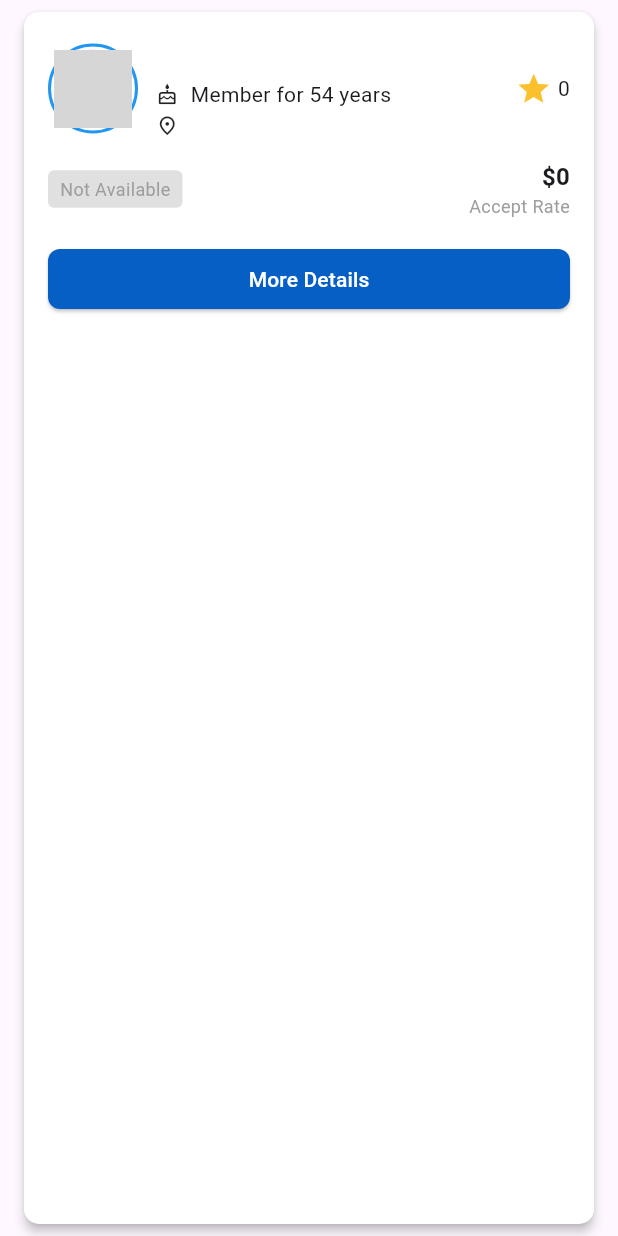
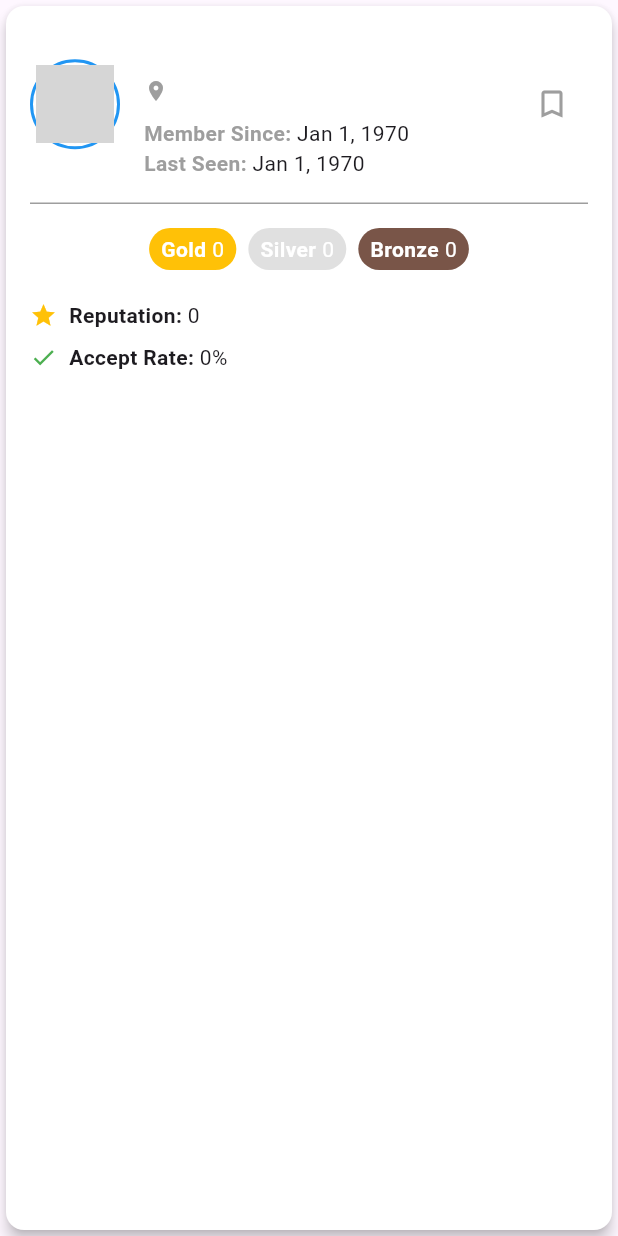
Before and after one commit to quanminh251102/oivan_exam, a Flutter app: the _UserCard widget shown alone on an empty page, opened directly with empty values, on a phone screen of 412 x 824 dp. Run offline on Flutter 3.47's test engine with Material 3 defaults, Android fonts, the light colour scheme and no system bars; our stand-ins replace dio, flutter_easyloading, get, get_it, retrofit, shared_preferences and 1 more; missing offline and left inert: flutter_web_auth, simple_fontellico_progress_dialog; accounts and stored records are empty; generated files the repository leaves out were written again; network calls fail; grey boxes are pictures that could not be loaded.

Commit message:
Update: bookmark user with SQLite

```diff
--- /dev/null
+++ b/lib/core/database/db_helper.dart
@@ -0,0 +1,58 @@
+import 'package:sqflite/sqflite.dart';
+import 'package:path/path.dart';
+
+class DatabaseHelper {
+  static final DatabaseHelper _instance = DatabaseHelper._internal();
+  static Database? _database;
+
+  factory DatabaseHelper() {
+    return _instance;
+  }
+
+  DatabaseHelper._internal();
+
+  Future<Database> get database async {
+    if (_database != null) return _database!;
+    _database = await _initDatabase();
+    return _database!;
+  }
+
+  Future<Database> _initDatabase() async {
+    final dbPath = await getDatabasesPath();
+    final path = join(dbPath, 'bookmarked_users.db');
+
+    return await openDatabase(
+      path,
+      version: 1,
+      onCreate: (db, version) {
+        return db.execute(
+          'CREATE TABLE bookmarks(userId INTEGER PRIMARY KEY)',
+        );
+      },
+    );
+  }
+
+  Future<void> bookmarkUser(int userId) async {
+    final db = await database;
+    await db.insert('bookmarks', {'userId': userId},
+        conflictAlgorithm: ConflictAlgorithm.ignore);
+  }
+
+  Future<void> unbookmarkUser(int userId) async {
+    final db = await database;
+    await db.delete('bookmarks', where: 'userId = ?', whereArgs: [userId]);
+  }
+
+  Future<List<int>> getBookmarkedUsers() async {
+    final db = await database;
+    final List<Map<String, dynamic>> result = await db.query('bookmarks');
+    return result.map((row) => row['userId'] as int).toList();
+  }
+
+  Future<bool> isBookmarked(int userId) async {
+    final db = await database;
+    final result = await db.query('bookmarks',
+        where: 'userId = ?', whereArgs: [userId], limit: 1);
+    return result.isNotEmpty;
+  }
+}
--- a/lib/core/dto/user/user_dto.dart
+++ b/lib/core/dto/user/user_dto.dart
@@ -24,9 +24,9 @@ class UserDto {
   String? link;
   String? profile_image;
   String? display_name;
-
-  UserDto({
-    this.badge_counts,
+  bool? isBookmarked;
+  UserDto(
+      {this.badge_counts,
       this.account_id,
       this.is_employee,
       this.last_modified_date,
@@ -46,7 +46,7 @@ class UserDto {
       this.link,
       this.profile_image,
       this.display_name,
-  });
+      this.isBookmarked});
 
   UIUserDto clone() {
     return UIUserDto(
@@ -70,6 +70,7 @@ class UserDto {
       link: link,
       profileImage: profile_image,
       displayName: display_name,
+      isBookmarked: isBookmarked,
     );
   }
 
@@ -99,9 +100,9 @@ class UIUserDto {
   String? link;
   String? profileImage;
   String? displayName;
-
-  UIUserDto(
-      {this.badgeCounts,
+  bool? isBookmarked;
+  UIUserDto({
+    this.badgeCounts,
     this.accountId,
     this.isEmployee,
     this.lastModifiedDate,
@@ -120,5 +121,7 @@ class UIUserDto {
     this.websiteUrl,
     this.link,
     this.profileImage,
-      this.displayName});
+    this.displayName,
+    this.isBookmarked,
+  });
 }
--- a/lib/core/view_models/implements/home_viewmodel.dart
+++ b/lib/core/view_models/implements/home_viewmodel.dart
@@ -1,4 +1,5 @@
 import 'package:flutter/material.dart';
+import 'package:oivan_exam/core/database/db_helper.dart';
 import 'package:oivan_exam/core/dto/user/reputation_history_dto.dart';
 import 'package:oivan_exam/core/services/interfaces/iuser_service.dart';
 import 'package:oivan_exam/core/view_models/interfaces/ihome_viewmodel.dart';
@@ -9,7 +10,13 @@ import '../../dto/user/user_dto.dart';
 class HomeViewModel with ChangeNotifier implements IHomeViewModel {
   final IUserService _iUserService = locator<IUserService>();
 
+  final DatabaseHelper dbHelper = DatabaseHelper();
+  List<int> _bookmarkedUserIds = [];
+  @override
+  List<int> get bookmarkedUserIds => _bookmarkedUserIds;
+
   List<UserDto> _users = [];
+  List<UserDto> _usersUI = [];
   int _totalUser = 0;
   bool _hasMoreData = false;
   bool _isGetMore = false;
@@ -28,12 +35,8 @@ class HomeViewModel with ChangeNotifier implements IHomeViewModel {
 
   void _reset() {
     page = 1;
+    _bookmarkedUserIds.clear();
     _users.clear();
-  }
-
-  void _resetReputation() {
-    page = 1;
-    _reputations.clear();
   }
 
   @override
@@ -46,6 +49,10 @@ class HomeViewModel with ChangeNotifier implements IHomeViewModel {
       site: 'stackoverflow',
     );
     _users = userList ?? [];
+    _bookmarkedUserIds = await dbHelper.getBookmarkedUsers();
+    for (var user in users) {
+      user.isBookmarked = _bookmarkedUserIds.contains(user.user_id);
+    }
     _totalUser = _iUserService.totalUser;
     _hasMoreData = _iUserService.hasMoreUser;
     notifyListeners();
@@ -65,10 +72,12 @@ class HomeViewModel with ChangeNotifier implements IHomeViewModel {
       pageSize: page * 10,
       site: 'stackoverflow',
     );
-
-    _users.addAll(
-      userList ?? [],
-    );
+    if (userList!.isNotEmpty) {
+      for (var element in userList) {
+        element.isBookmarked = _bookmarkedUserIds.contains(element.user_id);
+        _users.add(element);
+      }
+    }
     _totalUser = _iUserService.totalUser;
     _isGetMore = false;
     notifyListeners();
--- a/lib/core/view_models/interfaces/ihome_viewmodel.dart
+++ b/lib/core/view_models/interfaces/ihome_viewmodel.dart
@@ -5,6 +5,7 @@ abstract class IHomeViewModel implements ChangeNotifier {
   List<UserDto> get users;
   bool get hasMoreData;
   bool get isGetMore;
+  List<int> get bookmarkedUserIds;
   Future<void> initGetUsers();
   Future<void> getMoreUsers();
 }
--- a/lib/ui/screens/home/main_page.dart
+++ b/lib/ui/screens/home/main_page.dart
@@ -1,12 +1,15 @@
 import 'package:cached_network_image/cached_network_image.dart';
 import 'package:flutter/material.dart';
 import 'package:get/get.dart';
+import 'package:intl/intl.dart';
+import 'package:oivan_exam/core/database/db_helper.dart';
 import 'package:oivan_exam/core/dto/user/user_dto.dart';
 import 'package:oivan_exam/core/utils/date_time_extension.dart';
 import 'package:oivan_exam/core/view_models/interfaces/ihome_viewmodel.dart';
 import 'package:oivan_exam/global/router.dart';
 import 'package:oivan_exam/ui/common_widgets/icon_text.dart';
 import 'package:provider/provider.dart';
+import 'package:url_launcher/url_launcher.dart';
 
 part './widget/user_card.dart';
 
@@ -28,12 +31,12 @@ class _MainPageState extends State<MainPage> {
         await _onScroll();
       },
     );
-    // Future.delayed(
-    //   Duration.zero,
-    //   () async {
-    //     await _iHomeViewModel.initGetUsers();
-    //   },
-    // );
+    Future.delayed(
+      Duration.zero,
+      () async {
+        await _iHomeViewModel.initGetUsers();
+      },
+    );
     super.initState();
   }
 
@@ -62,7 +65,11 @@ class _MainPageState extends State<MainPage> {
                 (BuildContext context, int index) {
                   if (index < vm.users.length) {
                     UIUserDto userDto = vm.users[index].clone();
-                    return _UserCard(userDto: userDto);
+                    return _UserCard(
+                      isBookmarked: userDto.isBookmarked ?? false,
+                      onBookmarkToggle: () {},
+                      userDto: userDto,
+                    );
                   }
                   return null;
                 },
--- a/lib/ui/screens/home/widget/user_card.dart
+++ b/lib/ui/screens/home/widget/user_card.dart
@@ -1,27 +1,69 @@
+// ignore_for_file: public_member_api_docs, sort_constructors_first
 part of '../main_page.dart';
 
-class _UserCard extends StatelessWidget {
+class _UserCard extends StatefulWidget {
   final UIUserDto userDto;
+  final bool isBookmarked;
+  final VoidCallback onBookmarkToggle;
+
   const _UserCard({
     required this.userDto,
+    required this.isBookmarked,
+    required this.onBookmarkToggle,
   });
+
+  @override
+  __UserCardState createState() => __UserCardState();
+}
+
+class __UserCardState extends State<_UserCard> {
+  late bool _isBookmarked;
+
+  @override
+  void initState() {
+    super.initState();
+    _isBookmarked = widget.isBookmarked;
+  }
+
+  void _toggleBookmark() async {
+    final dbHelper = DatabaseHelper();
+
+    setState(() {
+      _isBookmarked = !_isBookmarked;
+    });
+
+    if (_isBookmarked) {
+      await dbHelper.bookmarkUser(widget.userDto.userId!);
+    } else {
+      await dbHelper.unbookmarkUser(widget.userDto.userId!);
+    }
+
+    widget.onBookmarkToggle();
+  }
 
   @override
   Widget build(BuildContext context) {
     return InkWell(
         onTap: () => Get.toNamed(
               MyRouter.detail,
-              arguments: userDto,
+              arguments: widget.userDto,
             ),
         child: Card(
           color: Colors.white,
-          elevation: 3,
-          margin: const EdgeInsets.symmetric(vertical: 8, horizontal: 16),
+          elevation: 4,
           shape: RoundedRectangleBorder(
-            borderRadius: BorderRadius.circular(10),
+            borderRadius: BorderRadius.circular(12.0),
           ),
           child: Padding(
             padding: const EdgeInsets.all(16.0),
+            child: Column(
+              crossAxisAlignment: CrossAxisAlignment.start,
+              children: [
+                Row(
+                  crossAxisAlignment: CrossAxisAlignment.start,
+                  children: [
+                    // Header
+                    Expanded(
                       child: Column(
                         crossAxisAlignment: CrossAxisAlignment.start,
                         children: [
@@ -40,108 +82,198 @@ class _UserCard extends StatelessWidget {
                                 child: Padding(
                                   padding: const EdgeInsets.all(2.0),
                                   child: CachedNetworkImage(
-                          imageUrl: userDto.profileImage ??
+                                    imageUrl: widget.userDto.profileImage ??
                                         'https://via.placeholder.com/300x150',
-                          placeholder: (context, url) => const CircleAvatar(
+                                    placeholder: (context, url) =>
+                                        const CircleAvatar(
                                       backgroundColor: Colors.amber,
                                       radius: 30,
                                     ),
-                          imageBuilder: (context, image) => CircleAvatar(
+                                    imageBuilder: (context, image) =>
+                                        CircleAvatar(
                                       backgroundImage: image,
                                       radius: 30,
                                     ),
                                   ),
                                 ),
                               ),
-                    const SizedBox(width: 12),
-                    Column(
+                              const SizedBox(width: 16),
+                              Expanded(
+                                child: Column(
                                   crossAxisAlignment: CrossAxisAlignment.start,
                                   children: [
                                     Text(
-                          userDto.displayName ?? '',
-                          style: const TextStyle(fontSize: 20),
-                        ),
-                        if (userDto.creationDate != null)
-                          IconText(
-                            icon: Icons.cake_outlined,
-                            text: DateTimeUtils.memberDuration(
-                              userDto.creationDate!,
+                                      widget.userDto.displayName!,
+                                      style: const TextStyle(
+                                        fontSize: 18,
+                                        fontWeight: FontWeight.bold,
                                       ),
                                     ),
-                        if (userDto.location != null)
-                          IconText(
-                            icon: Icons.place_outlined,
-                            text: userDto.location!,
+                                    const SizedBox(height: 4),
+                                    if (widget.userDto.location != null)
+                                      Row(
+                                        children: [
+                                          const Icon(
+                                            Icons.location_on,
+                                            size: 16,
+                                            color: Colors.grey,
+                                          ),
+                                          const SizedBox(width: 4),
+                                          Text(
+                                            widget.userDto.location!,
+                                            style: const TextStyle(
+                                                color: Colors.grey),
                                           ),
                                         ],
                                       ),
-                    const Spacer(),
-                    Icon(Icons.star, color: Colors.yellow[700]),
-                    const SizedBox(width: 4),
-                    Text(userDto.reputation.toString()),
+                                    const SizedBox(height: 8),
+                                    _buildDateTimeRow(
+                                        'Member Since',
+                                        DateFormat('MMM d, yyyy')
+                                            .format(DateTime
+                                                .fromMillisecondsSinceEpoch(
+                                                    widget.userDto
+                                                            .creationDate! *
+                                                        1000))
+                                            .toString()),
+                                    _buildDateTimeRow(
+                                        'Last Seen',
+                                        DateFormat('MMM d, yyyy')
+                                            .format(DateTime
+                                                .fromMillisecondsSinceEpoch(
+                                                    widget.userDto
+                                                            .lastAccessDate! *
+                                                        1000))
+                                            .toString()),
                                   ],
                                 ),
-                const SizedBox(height: 12),
-                Row(
-                  children: [
-                    Container(
-                      padding: const EdgeInsets.symmetric(
-                          horizontal: 8, vertical: 4),
-                      decoration: BoxDecoration(
-                        color: userDto.isEmployee!
-                            ? Colors.green[100]
-                            : Colors.grey[300],
-                        borderRadius: BorderRadius.circular(4),
                               ),
-                      child: Text(
-                        userDto.isEmployee! ? 'Available Now' : 'Not Available',
-                        style: TextStyle(
-                          fontSize: 12,
-                          color:
-                              userDto.isEmployee! ? Colors.green : Colors.grey,
+                              // Bookmark Icon
+                              IconButton(
+                                icon: Icon(
+                                  _isBookmarked
+                                      ? Icons.bookmark
+                                      : Icons.bookmark_border,
+                                  color: _isBookmarked
+                                      ? Colors.yellow
+                                      : Colors.grey,
                                 ),
-                      ),
-                    ),
-                    const Spacer(),
-                    Column(
-                      crossAxisAlignment: CrossAxisAlignment.end,
-                      children: [
-                        Text(
-                          '\$${userDto.acceptRate}',
-                          style: const TextStyle(
-                              fontSize: 16, fontWeight: FontWeight.bold),
-                        ),
-                        const Text(
-                          'Accept Rate',
-                          style: TextStyle(color: Colors.grey, fontSize: 12),
-                        ),
-                      ],
+                                onPressed: _toggleBookmark,
                               ),
                             ],
                           ),
                           const SizedBox(height: 16),
-                ElevatedButton(
-                  onPressed: () {
-                    // Handle "More Details" button press here
-                  },
-                  style: ElevatedButton.styleFrom(
-                    backgroundColor:
-                        const Color(0xff065FC4), // Customize button color
-                    minimumSize: const Size.fromHeight(40), // Set button height
-                    shape: RoundedRectangleBorder(
-                      borderRadius: BorderRadius.circular(8),
+                          const Divider(
+                            height: 1,
+                            color: Colors.grey,
+                          ),
+                          const SizedBox(height: 16),
+                          Row(
+                            mainAxisAlignment: MainAxisAlignment
+                                .center, // Align badges to the left
+                            children: [
+                              _buildBadge(
+                                  'Gold',
+                                  widget.userDto.badgeCounts!.gold!,
+                                  Colors.amber),
+                              const SizedBox(width: 8),
+                              _buildBadge(
+                                  'Silver',
+                                  widget.userDto.badgeCounts!.silver!,
+                                  Colors.grey[300]!),
+                              const SizedBox(width: 8),
+                              _buildBadge(
+                                  'Bronze',
+                                  widget.userDto.badgeCounts!.bronze!,
+                                  Colors.brown),
+                            ],
+                          ),
+                          // Member Since & Last Seen
+
+                          const SizedBox(height: 16),
+                          _buildStatRow(
+                              'Reputation',
+                              widget.userDto.reputation!.toString(),
+                              Icons.star,
+                              Colors.amber),
+                          _buildStatRow(
+                              'Accept Rate',
+                              '${widget.userDto.acceptRate}%',
+                              Icons.check,
+                              Colors.green),
+                        ],
                       ),
                     ),
-                  child: const Text(
-                    'More Details',
-                    style: TextStyle(
-                      color: Colors.white,
+                  ],
                 ),
-                  ),
-                ),
+
+                // Badge Section (below header)
               ],
             ),
           ),
         ));
   }
+
+  Widget _buildDateTimeRow(String label, String value) {
+    return Row(
+      children: [
+        Text(
+          '$label: ',
+          style: const TextStyle(
+            fontWeight: FontWeight.bold,
+            color: Colors.grey, // Grey color for labels
+          ),
+        ),
+        Text(value),
+      ],
+    );
   }
+
+  Widget _buildBadge(String label, int count, Color color) {
+    return Container(
+      padding: const EdgeInsets.symmetric(horizontal: 8, vertical: 4),
+      decoration: BoxDecoration(
+        color: color,
+        borderRadius: BorderRadius.circular(16),
+      ),
+      child: Row(
+        children: [
+          Text(
+            label,
+            style: const TextStyle(
+              fontWeight: FontWeight.bold,
+              color: Colors.white, // White text for better contrast
+            ),
+          ),
+          const SizedBox(width: 4),
+          Text(
+            count.toString(),
+            style: const TextStyle(color: Colors.white),
+          ),
+        ],
+      ),
+    );
+  }
+
+  Widget _buildStatRow(
+      String label, String value, IconData icon, Color iconColor) {
+    return Padding(
+      padding: const EdgeInsets.symmetric(vertical: 4),
+      child: Row(
+        children: [
+          Icon(
+            icon,
+            size: 18,
+            color: iconColor,
+          ),
+          const SizedBox(width: 8),
+          Text(
+            '$label: ',
+            style: const TextStyle(fontWeight: FontWeight.bold),
+          ),
+          Text(value),
+        ],
+      ),
+    );
+  }
+}
--- a/pubspec.yaml
+++ b/pubspec.yaml
@@ -57,6 +57,8 @@ dependencies:
   flutter_web_auth: ^0.5.0
   shared_preferences: ^2.3.2
   fl_chart: ^0.69.0
+  sqflite: ^2.3.3+1
+  path: ^1.9.0
 
 dev_dependencies:
   flutter_test:
```
Also changed, not shown: pubspec.lock. Lines whose indentation alone changed are shown as unchanged.
